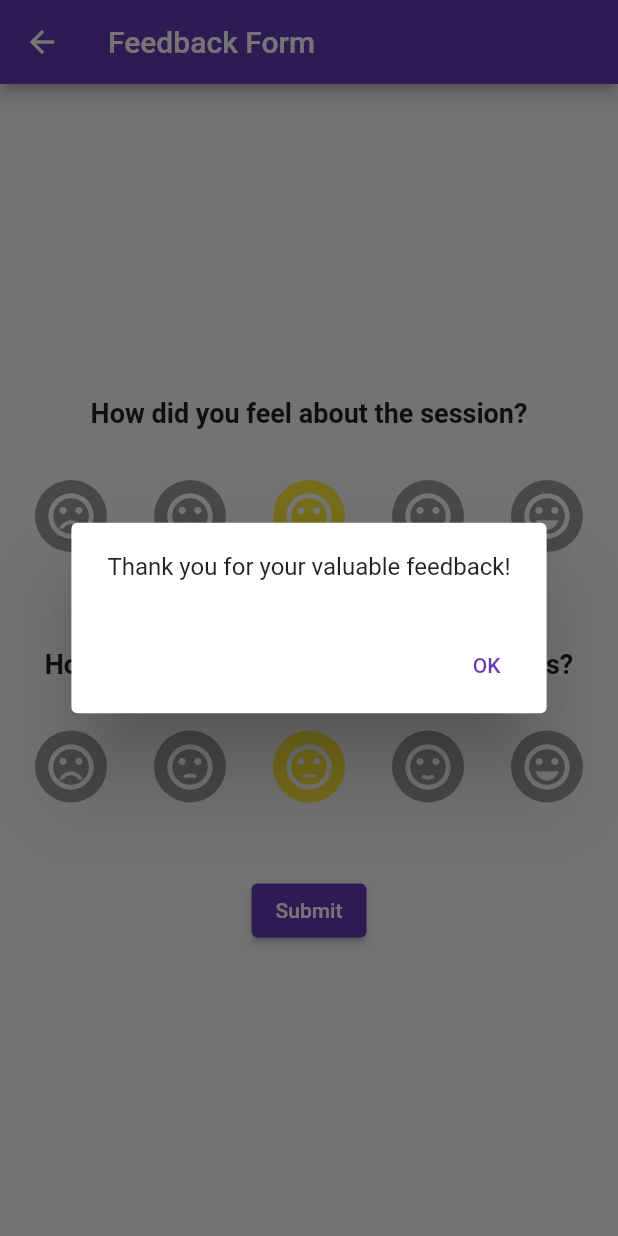
After one commit to gunjanverma0405/RiseUp-Tracker, a Flutter app: the FeedbackForm screen opened directly, after a tap on "Submit", on a phone screen of 412 x 824 dp. The commit adds this screen. Run offline on Flutter 3.47's test engine with Material 2 defaults, Android fonts, the phone set to English and light mode, and no system bars; our stand-ins replace firebase_auth, firebase_core, google_sign_in, image_gallery_saver, intl_phone_number_input, qr_flutter and 2 more; missing offline and left inert: mongo_dart, qr_code_scanner; accounts and stored records are empty.

Commit message:
Feedback form updates

```diff
--- a/lib/main.dart
+++ b/lib/main.dart
@@ -2,6 +2,7 @@ import 'package:firebase_core/firebase_core.dart';
 import 'package:flutter/material.dart';
 import 'package:riseuptracker/database/MongoDatabase.dart';
 import 'package:riseuptracker/screens/AdminLoginPage.dart';
+import 'package:riseuptracker/screens/FeedbackForm.dart';
 import 'package:riseuptracker/screens/createNewSession/create_new_sessions.dart';
 import 'package:riseuptracker/screens/attendeeDashboard.dart';
 import 'package:riseuptracker/screens/medicalDetails.dart';
@@ -36,7 +37,7 @@ class MyApp extends StatelessWidget {
       initialRoute: '/',
       routes: {
         "/": (context) => SessionPage(),
-         //"/": (context) => const splash(),
+        //"/": (context) => const splash(),
         MyRoutes.loginRoute: (context) => const AdminLoginPage(),
         MyRoutes.signupRoute: (context) => const RegistrationForm(),
       },
--- /dev/null
+++ b/lib/screens/FeedbackForm.dart
@@ -0,0 +1,231 @@
+import 'package:flutter/material.dart';
+
+class FeedbackForm extends StatefulWidget {
+  @override
+  _FeedbackFormState createState() => _FeedbackFormState();
+}
+
+class _FeedbackFormState extends State<FeedbackForm> {
+  Sentiment selectedSentimentFeel = Sentiment.Neutral;
+  Sentiment selectedSentimentRelevance = Sentiment.Neutral;
+
+  Widget buildSentimentIcon(Sentiment sentiment) {
+    IconData icon;
+    Color color;
+
+    switch (sentiment) {
+      case Sentiment.VeryDissatisfied:
+        icon = Icons.sentiment_very_dissatisfied;
+        color = selectedSentimentFeel == Sentiment.VeryDissatisfied
+            ? Colors.red
+            : Colors.grey;
+        break;
+      case Sentiment.Dissatisfied:
+        icon = Icons.sentiment_dissatisfied;
+        color = selectedSentimentFeel == Sentiment.Dissatisfied
+            ? Colors.orange
+            : Colors.grey;
+        break;
+      case Sentiment.Neutral:
+        icon = Icons.sentiment_neutral;
+        color = selectedSentimentFeel == Sentiment.Neutral
+            ? Colors.yellow
+            : Colors.grey;
+        break;
+      case Sentiment.Satisfied:
+        icon = Icons.sentiment_satisfied;
+        color = selectedSentimentFeel == Sentiment.Satisfied
+            ? Colors.lightGreen
+            : Colors.grey;
+        break;
+      case Sentiment.VerySatisfied:
+        icon = Icons.sentiment_very_satisfied;
+        color = selectedSentimentFeel == Sentiment.VerySatisfied
+            ? Colors.green
+            : Colors.grey;
+        break;
+    }
+
+    return IconButton(
+      iconSize: 48,
+      icon: Container(
+        width: 60,
+        height: 60,
+        decoration: BoxDecoration(
+          shape: BoxShape.circle,
+          color: color,
+        ),
+        child: Icon(
+          icon,
+          color: Colors.white,
+          size: 36,
+        ),
+      ),
+      onPressed: () {
+        setState(() {
+          selectedSentimentFeel = sentiment;
+        });
+      },
+    );
+  }
+
+  Widget buildRelevanceIcon(Sentiment sentiment) {
+    IconData icon;
+    Color color;
+
+    switch (sentiment) {
+      case Sentiment.VeryDissatisfied:
+        icon = Icons.sentiment_very_dissatisfied;
+        color = selectedSentimentRelevance == Sentiment.VeryDissatisfied
+            ? Colors.red
+            : Colors.grey;
+        break;
+      case Sentiment.Dissatisfied:
+        icon = Icons.sentiment_dissatisfied;
+        color = selectedSentimentRelevance == Sentiment.Dissatisfied
+            ? Colors.orange
+            : Colors.grey;
+        break;
+      case Sentiment.Neutral:
+        icon = Icons.sentiment_neutral;
+        color = selectedSentimentRelevance == Sentiment.Neutral
+            ? Colors.yellow
+            : Colors.grey;
+        break;
+      case Sentiment.Satisfied:
+        icon = Icons.sentiment_satisfied;
+        color = selectedSentimentRelevance == Sentiment.Satisfied
+            ? Colors.lightGreen
+            : Colors.grey;
+        break;
+      case Sentiment.VerySatisfied:
+        icon = Icons.sentiment_very_satisfied;
+        color = selectedSentimentRelevance == Sentiment.VerySatisfied
+            ? Colors.green
+            : Colors.grey;
+        break;
+    }
+
+    return IconButton(
+      iconSize: 48,
+      icon: Container(
+        width: 60,
+        height: 60,
+        decoration: BoxDecoration(
+          shape: BoxShape.circle,
+          color: color,
+        ),
+        child: Icon(
+          icon,
+          color: Colors.white,
+          size: 36,
+        ),
+      ),
+      onPressed: () {
+        setState(() {
+          selectedSentimentRelevance = sentiment;
+        });
+      },
+    );
+  }
+
+  @override
+  Widget build(BuildContext context) {
+    return Scaffold(
+      appBar: AppBar(
+        leading: IconButton(
+          icon: Icon(Icons.arrow_back),
+          onPressed: () {
+            Navigator.of(context).pop();
+          },
+        ),
+        title: Text('Feedback Form'),
+      ),
+      body: Center(
+        child: Column(
+          mainAxisAlignment: MainAxisAlignment.center,
+          children: [
+            Padding(
+              padding: const EdgeInsets.all(16.0),
+              child: Text(
+                'How did you feel about the session?',
+                style: TextStyle(
+                  fontSize: 18,
+                  fontWeight: FontWeight.bold,
+                ),
+              ),
+            ),
+            SizedBox(height: 10),
+            Row(
+              mainAxisAlignment: MainAxisAlignment.spaceEvenly,
+              children: [
+                buildSentimentIcon(Sentiment.VeryDissatisfied),
+                buildSentimentIcon(Sentiment.Dissatisfied),
+                buildSentimentIcon(Sentiment.Neutral),
+                buildSentimentIcon(Sentiment.Satisfied),
+                buildSentimentIcon(Sentiment.VerySatisfied),
+              ],
+            ),
+            SizedBox(height: 40),
+            Padding(
+              padding: const EdgeInsets.all(16.0),
+              child: Text(
+                'How relevant do you think the session was?',
+                style: TextStyle(
+                  fontSize: 18,
+                  fontWeight: FontWeight.bold,
+                ),
+              ),
+            ),
+            SizedBox(height: 10),
+            Row(
+              mainAxisAlignment: MainAxisAlignment.spaceEvenly,
+              children: [
+                buildRelevanceIcon(Sentiment.VeryDissatisfied),
+                buildRelevanceIcon(Sentiment.Dissatisfied),
+                buildRelevanceIcon(Sentiment.Neutral),
+                buildRelevanceIcon(Sentiment.Satisfied),
+                buildRelevanceIcon(Sentiment.VerySatisfied),
+              ],
+            ),
+            SizedBox(height: 40),
+            ElevatedButton(
+              child: Text('Submit'),
+              onPressed: () {
+                showThankYouDialog(context);
+              },
+            ),
+          ],
+        ),
+      ),
+    );
+  }
+
+  void showThankYouDialog(BuildContext context) {
+    showDialog(
+      context: context,
+      builder: (BuildContext context) {
+        return AlertDialog(
+          content: Text('Thank you for your valuable feedback!'),
+          actions: [
+            TextButton(
+              child: Text('OK'),
+              onPressed: () {
+                Navigator.of(context).pop();
+                Navigator.of(context).pop();
+              },
+            ),
+          ],
+        );
+      },
+    );
+  }
+}
+
+enum Sentiment {
+  VeryDissatisfied,
+  Dissatisfied,
+  Neutral,
+  Satisfied,
+  VerySatisfied,
+}
--- a/lib/screens/attendeeDashboard.dart
+++ b/lib/screens/attendeeDashboard.dart
@@ -1,4 +1,5 @@
 import 'package:flutter/material.dart';
+import 'package:riseuptracker/screens/FeedbackForm.dart';
 import 'package:riseuptracker/screens/personalDetails.dart';
 import 'package:riseuptracker/screens/qrcode/QRScanner.dart';
 
@@ -9,7 +10,6 @@ class SessionPage extends StatefulWidget {
 
 class _SessionPageState extends State<SessionPage> {
   bool qrScanned = false;
-
 
   @override
   Widget build(BuildContext context) {
@@ -28,7 +28,6 @@ class _SessionPageState extends State<SessionPage> {
             );
           },
         ),
-
         actions: [
           IconButton(
             icon: Icon(Icons.logout),
@@ -106,8 +105,10 @@ class _SessionPageState extends State<SessionPage> {
                           IconButton(
                             icon: Icon(Icons.feedback),
                             onPressed: () {
-                              // Handle feedback button press
-                              // based on the session ID
+                              Navigator.push(
+                                  context,
+                                  MaterialPageRoute(
+                                      builder: (context) => FeedbackForm()));
                             },
                           ),
                         ],
@@ -142,8 +143,6 @@ class _SessionPageState extends State<SessionPage> {
   }
 }
 
-
-
 class Session {
   final String id;
   final String title;
```
